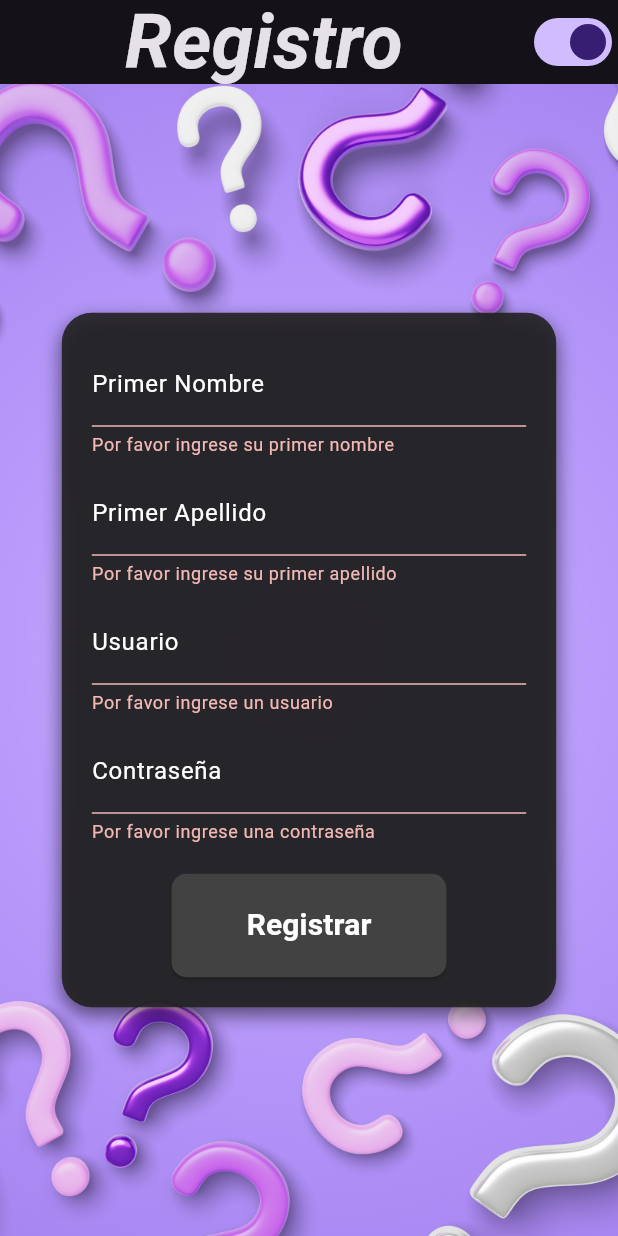
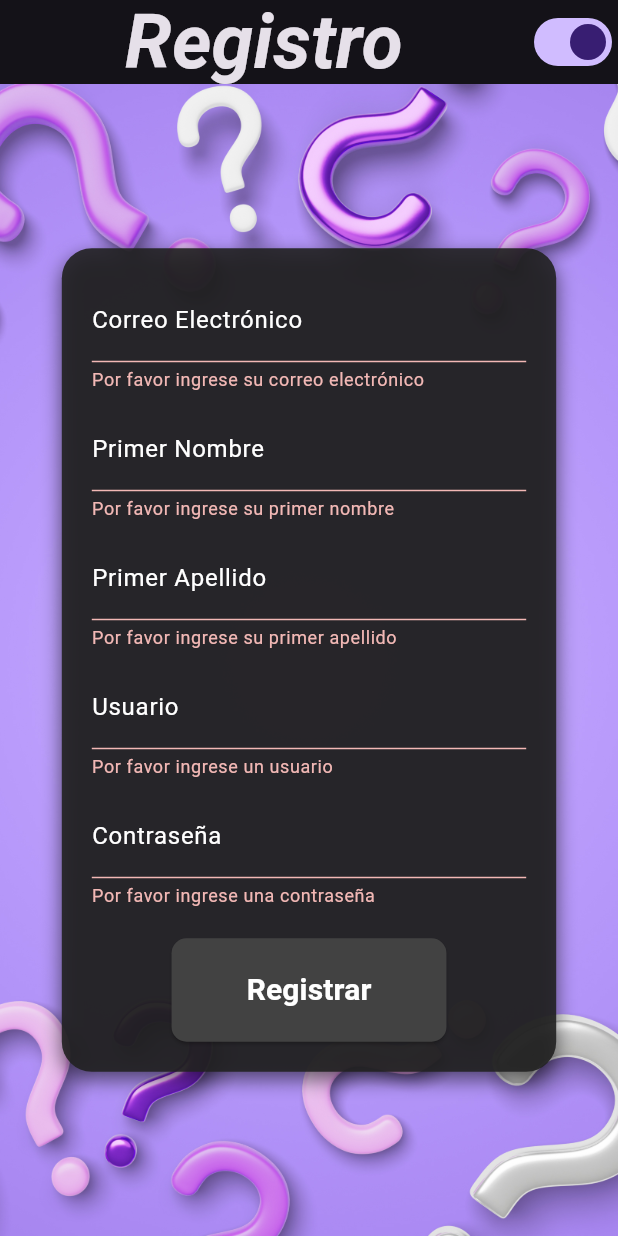
Before and after one commit to ISCOUTB/DS-BrainBattle, a Flutter app: the RegisterScreen screen opened by its route, after a tap on "Registrar", on a phone screen of 412 x 824 dp. Run offline on Flutter 3.47's test engine with Material 3 defaults, Android fonts, the light colour scheme and no system bars; Roboto replaces fonts that are missing (Georgia).

Commit message:
back-end

```diff
--- a/lib/pages/register.dart
+++ b/lib/pages/register.dart
@@ -1,4 +1,6 @@
 import 'package:flutter/material.dart';
+import 'dart:convert';
+import 'package:http/http.dart' as http;
 
 class RegisterScreen extends StatefulWidget {
   final bool isDarkTheme;
@@ -15,6 +17,7 @@ class RegisterScreen extends StatefulWidget {
 
 class _RegisterScreenState extends State<RegisterScreen> {
   final _formKey = GlobalKey<FormState>();
+  final _emailController = TextEditingController();
   final _firstNameController = TextEditingController();
   final _lastNameController = TextEditingController();
   final _usernameController = TextEditingController();
@@ -22,6 +25,7 @@ class _RegisterScreenState extends State<RegisterScreen> {
 
   @override
   void dispose() {
+    _emailController.dispose();
     _firstNameController.dispose();
     _lastNameController.dispose();
     _usernameController.dispose();
@@ -34,9 +38,43 @@ class _RegisterScreenState extends State<RegisterScreen> {
     return regex.hasMatch(username);
   }
 
-  void _register() {
+  Future<void> _register() async {
     if (_formKey.currentState!.validate()) {
-      Navigator.pop(context);
+      final url = Uri.parse('http://localhost:8000/api/registerUser');
+      final response = await http.post(
+        url,
+        headers: {'Content-Type': 'application/json'},
+        body: jsonEncode({
+          'email': _emailController.text,
+          'first_name': _firstNameController.text,
+          'last_name': _lastNameController.text,
+          'username': _usernameController.text,
+          'password': _passwordController.text,
+          'registration_date': DateTime.now().toIso8601String(),
+        }),
+      );
+
+      if (response.statusCode == 200) {
+        Navigator.pop(context);
+      } else {
+        showDialog(
+          context: context,
+          builder: (BuildContext context) {
+            return AlertDialog(
+              title: Text('Error'),
+              content: Text('No se pudo registrar el usuario. Inténtelo de nuevo.'),
+              actions: [
+                TextButton(
+                  onPressed: () {
+                    Navigator.of(context).pop();
+                  },
+                  child: Text('OK'),
+                ),
+              ],
+            );
+          },
+        );
+      }
     }
   }
 
@@ -92,6 +130,27 @@ class _RegisterScreenState extends State<RegisterScreen> {
               child: Column(
                 mainAxisSize: MainAxisSize.min,
                 children: [
+                  TextFormField(
+                    controller: _emailController,
+                    decoration: InputDecoration(
+                      labelText: 'Correo Electrónico',
+                      labelStyle: TextStyle(
+                        color: widget.isDarkTheme ? Colors.white : Colors.black,
+                      ),
+                    ),
+                    style: TextStyle(
+                      color: widget.isDarkTheme ? Colors.white : Colors.black,
+                    ),
+                    validator: (value) {
+                      if (value == null || value.isEmpty) {
+                        return 'Por favor ingrese su correo electrónico';
+                      } else if (!RegExp(r'^[^@]+@[^@]+\.[^@]+').hasMatch(value)) {
+                        return 'Por favor ingrese un correo válido';
+                      }
+                      return null;
+                    },
+                  ),
+                  SizedBox(height: 10),
                   TextFormField(
                     controller: _firstNameController,
                     decoration: InputDecoration(
--- a/pubspec.yaml
+++ b/pubspec.yaml
@@ -36,6 +36,7 @@ dependencies:
   cupertino_icons: ^1.0.8
 
   intl: ^0.18.0 # Agregado para soporte de formateo de fechas
+  http: ^1.4.0
 
 dev_dependencies:
   flutter_test:
```
Also changed, not shown: pubspec.lock.
